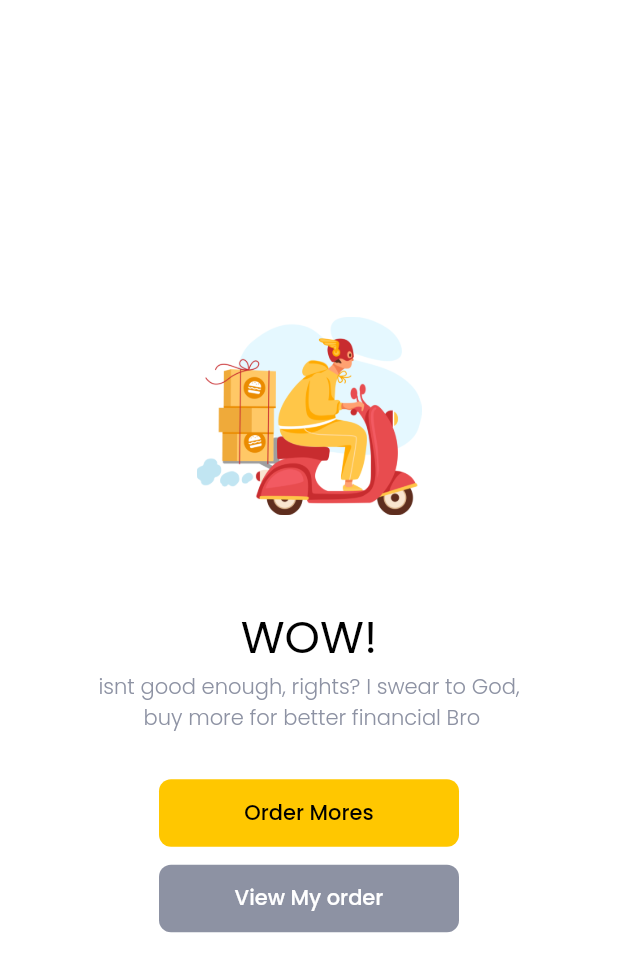
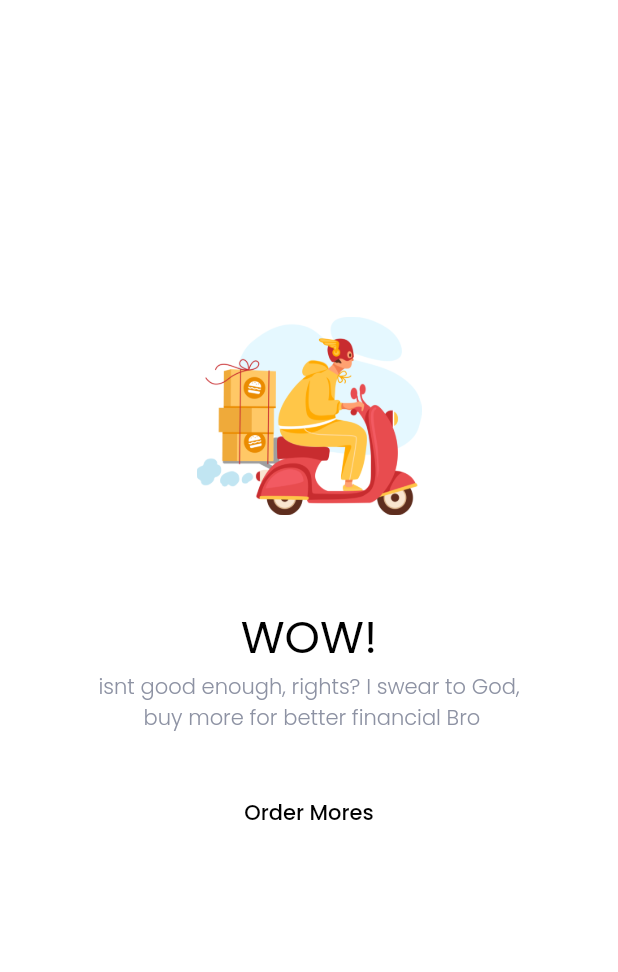
Before and after one commit to egifauzi/wiscool, a Flutter app: the SuccessOrderPage screen opened directly, on a phone screen of 412 x 824 dp. Shown: the top 972 px of the screen. Run offline on Flutter 3.47's test engine with Material 2 defaults, Android fonts, the light colour scheme and no system bars; our stand-ins replace equatable, flutter_spinkit, get, google_fonts, material_design_icons_flutter, supercharged; network calls fail.

Commit message:
Replace and update deprecated/outdated Button and Dependencies

```diff
--- a/lib/main.dart
+++ b/lib/main.dart
@@ -13,7 +13,7 @@ class MyApp extends StatelessWidget {
   Widget build(BuildContext context) {
     return GetMaterialApp(
       debugShowCheckedModeBanner: false,
-      home: SuccessSignUpPage(),
+      home: MainPage(),
       // home: PaymentPage(
       //   transaction: Transaction(
       //       food: mockFoods[1],
--- a/lib/ui/pages/address_page.dart
+++ b/lib/ui/pages/address_page.dart
@@ -124,13 +124,14 @@ class _AdressPageState extends State<AdressPage> {
             margin: EdgeInsets.only(top: 24),
             height: 45,
             padding: EdgeInsets.symmetric(horizontal: defaultMargin),
-            child: RaisedButton(
+            child: TextButton(
               onPressed: () {},
+              style: TextButton.styleFrom(
               elevation: 10,
               shape: RoundedRectangleBorder(
                 borderRadius: BorderRadius.circular(8),
               ),
-              color: mainColor,
+              foregroundColor: mainColor,),
               child: Text(
                 'Sign Up Now',
                 style: GoogleFonts.poppins(
--- a/lib/ui/pages/illustrasion_page.dart
+++ b/lib/ui/pages/illustrasion_page.dart
@@ -41,17 +41,21 @@ class IllustrasionPage extends StatelessWidget {
             width: 200,
             height: 45,
             margin: EdgeInsets.only(top: 30, bottom: 12),
-            child: RaisedButton(
+            child: TextButton(
                 onPressed: buttonTap1,
 
+                style: TextButton.styleFrom(
                   ///tidak perlu cek null atau tdk karena dipaksa
                   elevation: 0,
-              color: mainColor,
+                  foregroundColor: mainColor,
                   shape: RoundedRectangleBorder(
                       borderRadius: BorderRadius.circular(8)),
+                ),
               child: Text(
                 buttonTitle1,
-                style: blackFontStyle3.copyWith(fontWeight: FontWeight.w500,),
+                style: blackFontStyle3.copyWith(
+                  fontWeight: FontWeight.w500,
+                ),
               ),
             ),
           ),
@@ -65,16 +69,17 @@ class IllustrasionPage extends StatelessWidget {
               : SizedBox(
                   width: 200,
                   height: 45,
-                  child: RaisedButton(
+                  child: TextButton(
                     onPressed: buttonTap2,
+                    style: TextButton.styleFrom(
                     elevation: 0,
-                    color: '8D92A3'.toColor(),
+                    foregroundColor: '8D92A3'.toColor(),
                     shape: RoundedRectangleBorder(
-                        borderRadius: BorderRadius.circular(8)),
+                        borderRadius: BorderRadius.circular(8))),
                     child: Text(
                       buttonTitle2 ?? 'title',
-                      style:
-                          blackFontStyle3.copyWith(fontWeight: FontWeight.w500, color: Colors.white),
+                      style: blackFontStyle3.copyWith(
+                          fontWeight: FontWeight.w500, color: Colors.white),
                     ),
                   ),
                 ),
--- a/lib/ui/pages/sign_up_page.dart
+++ b/lib/ui/pages/sign_up_page.dart
@@ -112,15 +112,16 @@ class _SignUpPageState extends State<SignUpPage> {
             margin: EdgeInsets.only(top: 24),
             height: 45,
             padding: EdgeInsets.symmetric(horizontal: defaultMargin),
-            child: RaisedButton(
+            child: TextButton(
               onPressed: () {
                 Get.to(AdressPage());
               },
+              style: TextButton.styleFrom(
               elevation: 10,
               shape: RoundedRectangleBorder(
                 borderRadius: BorderRadius.circular(8),
               ),
-              color: mainColor,
+              foregroundColor: mainColor,),
               child: Text(
                 'Continue',
                 style: GoogleFonts.poppins(
```
Also changed, not shown: lib/ui/pages/food_details_page.dart (+4 -3 lines), lib/ui/pages/payment_page.dart (+4 -3 lines), lib/ui/pages/sign_in_page.dart (+6 -4 lines), pubspec.lock, 10 other files. Lines whose indentation alone changed are shown as unchanged.
